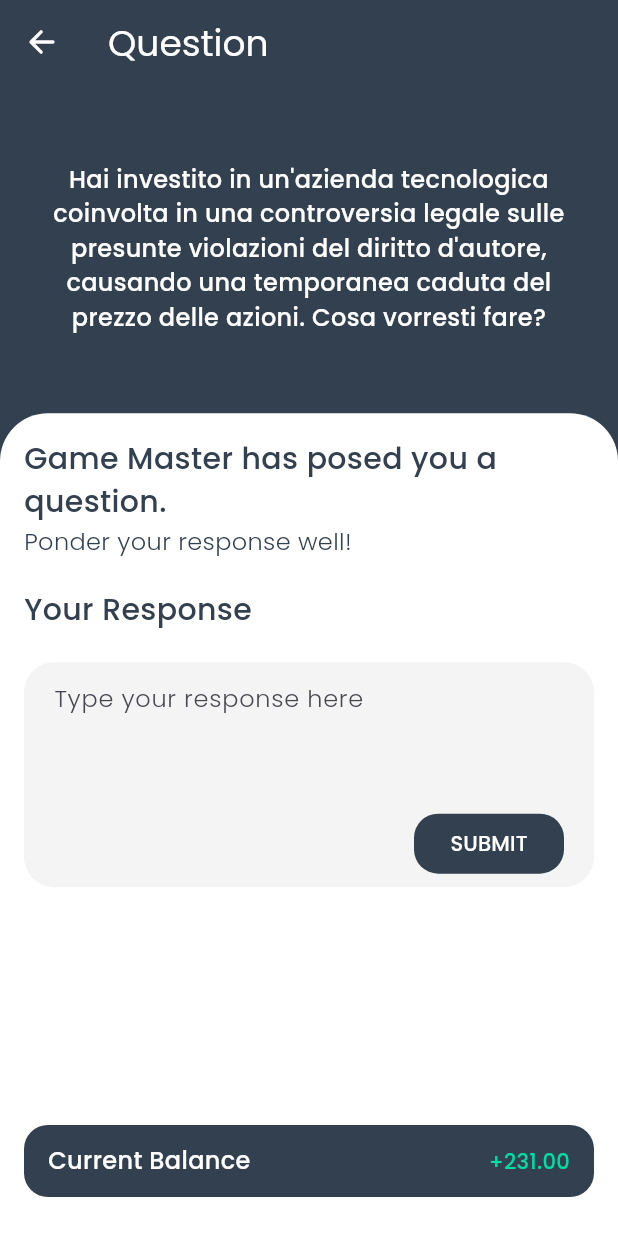
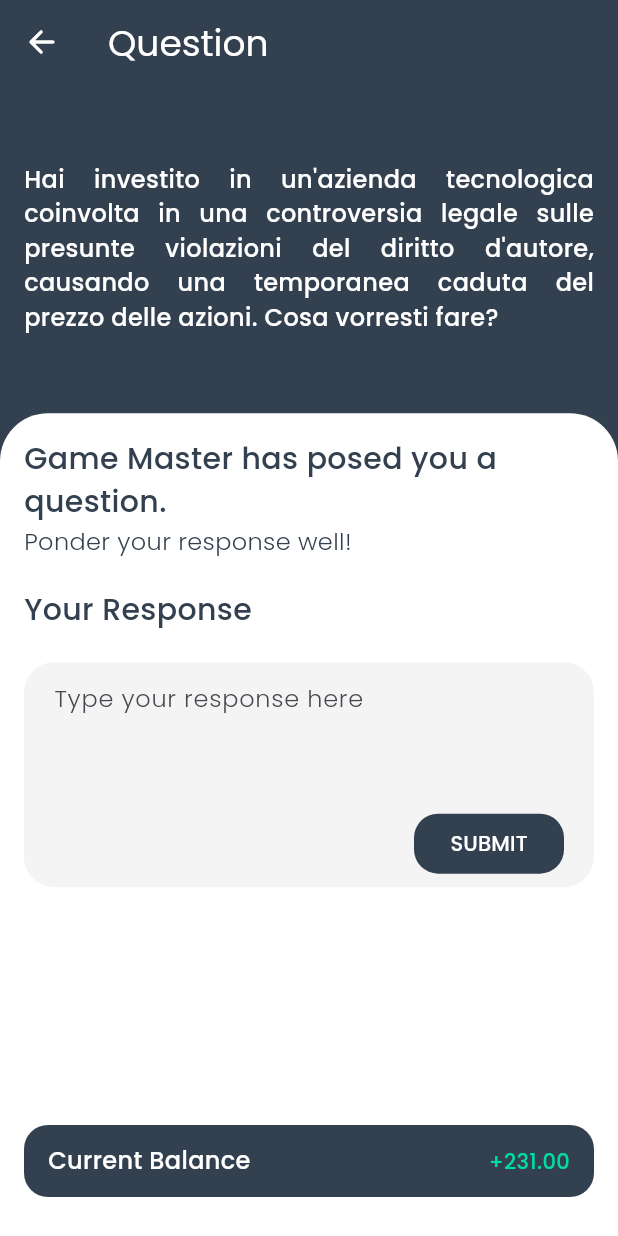
Before and after one commit to BitBroGSDC/bitbro, a Flutter app: the QuestionPage screen opened by its route, on a phone screen of 412 x 824 dp. Run offline on Flutter 3.47's test engine with Material 3 defaults, Android fonts, the phone set to English and light mode, and no system bars; our stand-ins replace equatable, fl_chart, flutter_bloc, flutter_svg, go_router, google_fonts and 2 more.

Commit message:
fixed a bunch of graphical issues

```diff
--- a/lib/components/appbar_go_back.dart
+++ b/lib/components/appbar_go_back.dart
@@ -29,11 +29,8 @@ class AppBarGoBack extends StatelessWidget implements PreferredSizeWidget {
       actions: icon != null
           ? [
               Container(
-                margin: const EdgeInsets.only(right: 32),
-                child: IconButton(
-                  icon: icon!,
-                  onPressed: onIconPressed, // TODO : implementare switch
-                ),
+                margin: const EdgeInsets.only(right: 0),
+                child: IconButton(icon: icon!, onPressed: onIconPressed),
               ),
             ]
           : null,
--- a/lib/pages/question_page.dart
+++ b/lib/pages/question_page.dart
@@ -39,7 +39,8 @@ class QuestionPage extends StatelessWidget {
                   child: Center(
                     child: Padding(
                       padding: const EdgeInsets.symmetric(horizontal: 16.0),
-                      child: Text(q.question, style: text16Bianco500, textAlign: TextAlign.center),
+                      child: Text(q.question,
+                          style: text16Bianco500, textAlign: TextAlign.justify),
                     ),
                   ),
                 ),
@@ -57,15 +58,15 @@ class QuestionPage extends StatelessWidget {
                     child: Column(
                       crossAxisAlignment: CrossAxisAlignment.start,
                       children: [
-                        Text(
+                        const Text(
                           "Game Master has posed you a question.",
                           style: text20Blue500,
                         ),
-                        Text("Ponder your response well!",
+                        const Text("Ponder your response well!",
                             style: text16Blue300),
                         const SizedBox(height: 20),
-                        Text("Your Response", style: text20Blue500),
-                        UserTextField(
+                        const Text("Your Response", style: text20Blue500),
+                        const UserTextField(
                           hintText: "Type your response here",
                           backgroundColor: griginoSfondo,
                         ),
```
Also changed, not shown: lib/pages/summary_page.dart (+5 -2 lines).
